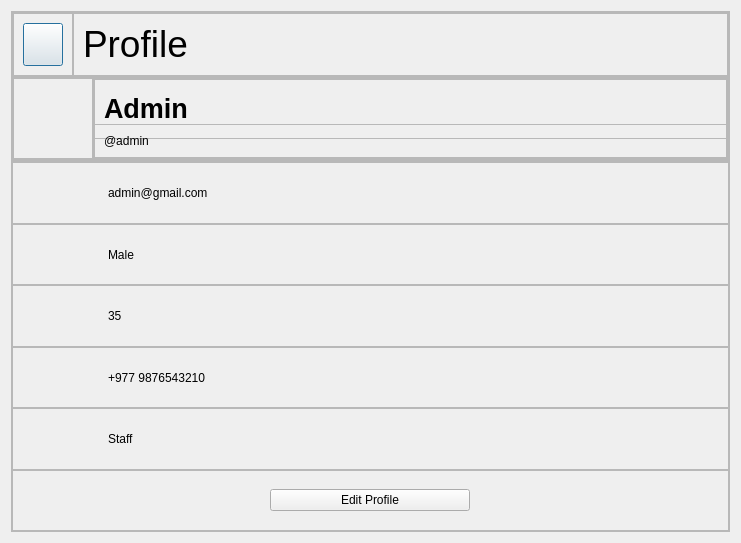
aavashlamichhane/LibMan, file userinfo.ui: the form before one commit.
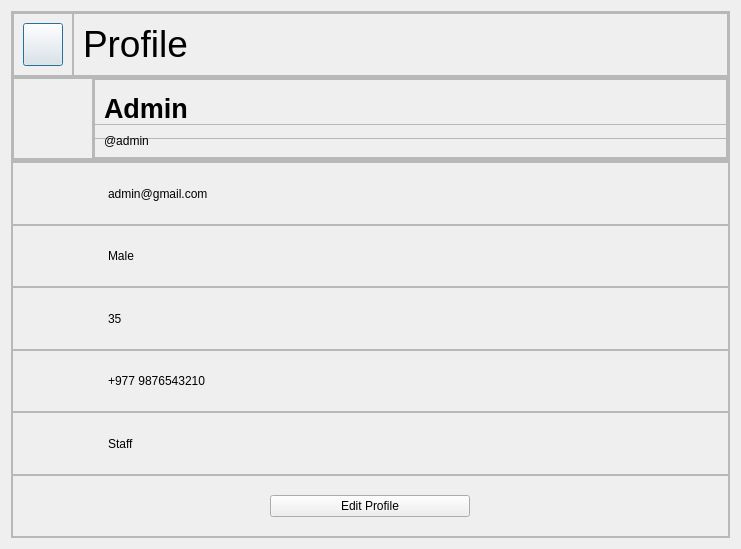
The form after the commit. Icons and pictures are not drawn.

Patch:
```diff
--- a/userinfo.ui
+++ b/userinfo.ui
@@ -7,7 +7,7 @@
     <x>0</x>
     <y>0</y>
     <width>741</width>
-    <height>543</height>
+    <height>549</height>
    </rect>
   </property>
   <property name="windowTitle">
```
